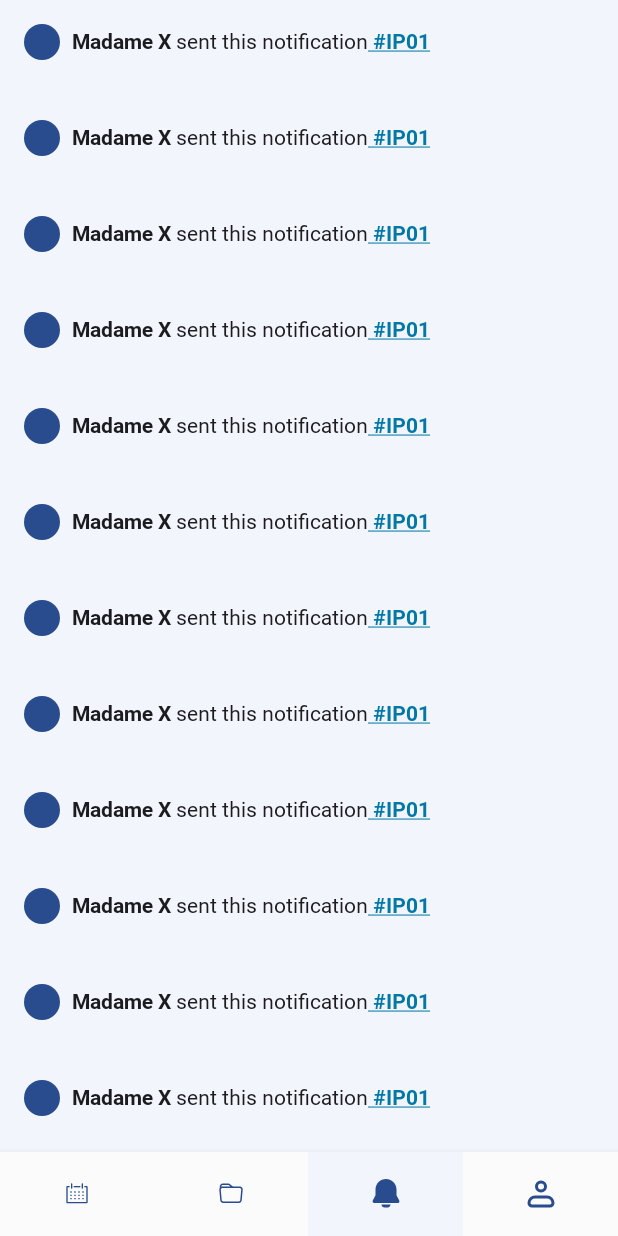
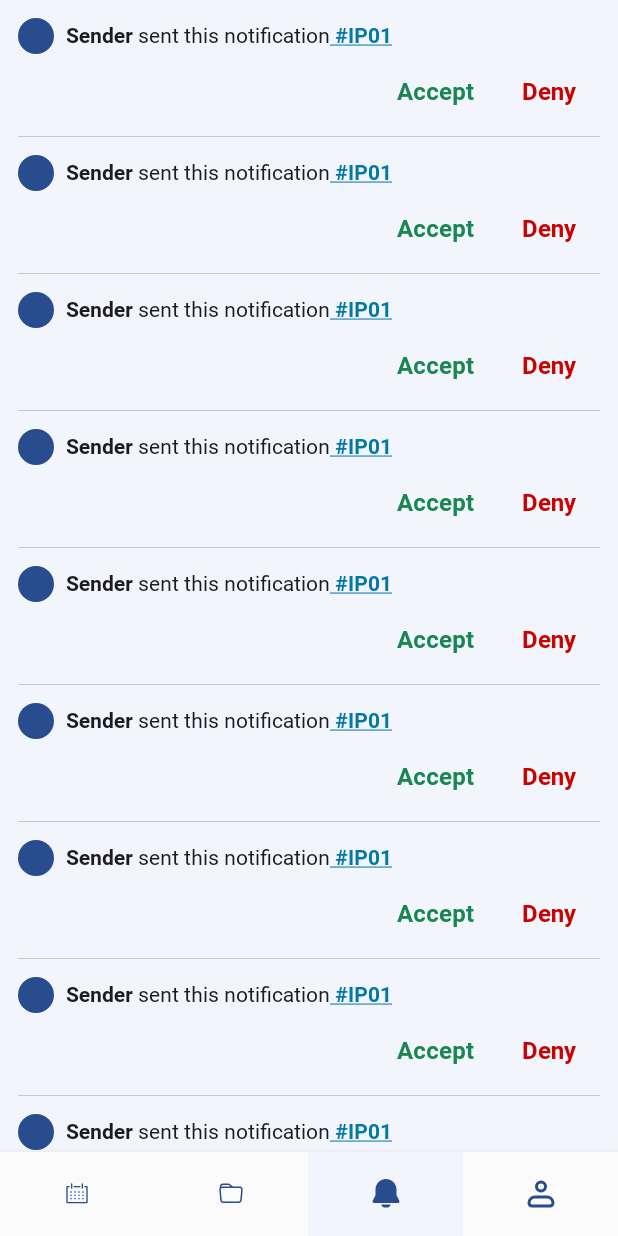
Before and after one commit to khiari-youssef/SesameStudentLife, an Android app built with Jetpack Compose: the HomeScreen screen opened through its navigation route, item 3 of the bottom bar chosen, on a phone screen of 412 x 824 dp. Run offline under Robolectric (Android 15) with nearby library versions, the phone set to English and light mode, and no system bars; our stand-ins replace Shimmer, constraintlayout-compose; Roboto replaces fonts that are not available here; 1 statement that could not run was skipped.

Commit message:
+ notifications design update

```diff
--- a/androidApp/src/main/java/tn/sesame/spm/android/ui/home/HomeScreen.kt
+++ b/androidApp/src/main/java/tn/sesame/spm/android/ui/home/HomeScreen.kt
@@ -40,6 +40,7 @@ import kotlinx.coroutines.launch
 import kotlinx.datetime.toLocalDateTime
 import org.koin.compose.koinInject
 import tn.sesame.designsystem.components.NavigationBarScreenTemplate
+import tn.sesame.designsystem.components.animations.shimmerEffect
 import tn.sesame.designsystem.components.bars.SesameBottomNavigationBar
 import tn.sesame.designsystem.components.bars.SesameBottomNavigationBarDefaults
 import tn.sesame.spm.android.R
--- a/androidApp/src/main/java/tn/sesame/spm/android/ui/notifications/NotificationItem.kt
+++ b/androidApp/src/main/java/tn/sesame/spm/android/ui/notifications/NotificationItem.kt
@@ -1,9 +1,13 @@
+import androidx.compose.foundation.Indication
+import androidx.compose.foundation.LocalIndication
 import androidx.compose.foundation.background
+import androidx.compose.foundation.clickable
 import androidx.compose.foundation.layout.Arrangement
 import androidx.compose.foundation.layout.Column
 import androidx.compose.foundation.layout.Row
 import androidx.compose.foundation.layout.fillMaxWidth
 import androidx.compose.foundation.layout.padding
+import androidx.compose.foundation.layout.wrapContentSize
 import androidx.compose.foundation.text.ClickableText
 import androidx.compose.material3.MaterialTheme
 import androidx.compose.material3.Text
@@ -14,26 +18,31 @@ import androidx.compose.ui.text.SpanStyle
 import androidx.compose.ui.text.TextStyle
 import androidx.compose.ui.text.buildAnnotatedString
 import androidx.compose.ui.text.font.FontWeight
+import androidx.compose.ui.text.style.TextAlign
 import androidx.compose.ui.text.style.TextDecoration
 import androidx.compose.ui.text.withStyle
 import androidx.compose.ui.tooling.preview.Preview
 import androidx.compose.ui.unit.dp
 import androidx.compose.ui.unit.sp
+import tn.sesame.designsystem.ErrorColor
 import tn.sesame.designsystem.SesameFontFamilies
+import tn.sesame.designsystem.SuccessColor
 import tn.sesame.spm.android.R
+import tn.sesame.spm.domain.entities.SesameProjectNotification
 
 
-@Preview
+
 @Composable
 fun NotificationItem(
-    modifier: Modifier = Modifier
+    modifier: Modifier = Modifier,
+    sesameProjectNotification : SesameProjectNotification
 ) {
  Column(
      modifier = modifier
          .background(
              color = MaterialTheme.colorScheme.surfaceVariant
          )
-         .padding(16.dp),
+         .padding(12.dp),
      horizontalAlignment = Alignment.Start,
      verticalArrangement = Arrangement.spacedBy(
          8.dp,Alignment.CenterVertically
@@ -44,7 +53,7 @@ fun NotificationItem(
              fontFamily = SesameFontFamilies.MainBoldFontFamily,
              fontWeight = FontWeight.W700
          )){
-             append("Madame X")
+             append(sesameProjectNotification.senderFullName)
          }
          append(" sent this notification")
          withStyle(SpanStyle(
@@ -64,7 +73,7 @@ fun NotificationItem(
          )
      ) {
        SesameCircleImageM(
-           uri = "",
+           uri = sesameProjectNotification.senderImage,
            placeholderRes = tn.sesame.designsystem.R.drawable.profile_placeholder ,
            errorRes = tn.sesame.designsystem.R.drawable.profile_placeholder
        )
@@ -83,14 +92,71 @@ fun NotificationItem(
            }
         )
      }
-     Row(
-         modifier = Modifier,
-         verticalAlignment = Alignment.CenterVertically,
-         horizontalArrangement = Arrangement.spacedBy(
-             8.dp,Alignment.CenterHorizontally
-         )
-     ) {
+     when (sesameProjectNotification){
+         is SesameProjectNotification.SesameProjectInfoNotification->{
 
+         }
+         is SesameProjectNotification.SesameProjectRequestNotification->{
+             Row(
+                 modifier = Modifier
+                     .fillMaxWidth()
+                     .padding(
+                         end = 8.dp
+                     ),
+                 verticalAlignment = Alignment.CenterVertically,
+                 horizontalArrangement = Arrangement.spacedBy(
+                     16.dp,Alignment.End
+                 )
+             ) {
+                 Text(
+                     modifier = Modifier
+                         .clickable{
+
+                         }
+                         .padding(8.dp)
+                         .wrapContentSize(),
+                     text = "Accept",
+                     style = TextStyle(
+                         fontSize = 16.sp,
+                         fontFamily = SesameFontFamilies.MainBoldFontFamily,
+                         fontWeight = FontWeight(700),
+                         color = SuccessColor,
+                         textAlign = TextAlign.End
+                     )
+                 )
+                 Text(
+                     modifier = Modifier
+                         .clickable {
+
+                         }
+                         .padding(8.dp)
+                         .wrapContentSize(),
+                     text = "Deny",
+                     style = TextStyle(
+                         fontSize = 16.sp,
+                         fontFamily = SesameFontFamilies.MainBoldFontFamily,
+                         fontWeight = FontWeight(700),
+                         color = ErrorColor,
+                         textAlign = TextAlign.End
+                     )
+                 )
+             }
+         }
+         is SesameProjectNotification.SesameProjectResponseNotification->{
+             Row(
+                 modifier = Modifier
+                     .padding(
+                         end = 8.dp
+                     ),
+                 verticalAlignment = Alignment.CenterVertically,
+                 horizontalArrangement = Arrangement.spacedBy(
+                     8.dp,Alignment.End
+                 )
+             ) {
+
+             }
+         }
      }
+
  }
 }
--- a/androidApp/src/main/java/tn/sesame/spm/android/ui/notifications/NotificationsScreen.kt
+++ b/androidApp/src/main/java/tn/sesame/spm/android/ui/notifications/NotificationsScreen.kt
@@ -1,7 +1,14 @@
+import androidx.compose.foundation.background
+import androidx.compose.foundation.layout.fillMaxWidth
+import androidx.compose.foundation.layout.padding
 import androidx.compose.foundation.lazy.LazyColumn
 import androidx.compose.foundation.lazy.rememberLazyListState
+import androidx.compose.material3.Divider
+import androidx.compose.material3.MaterialTheme
 import androidx.compose.runtime.Composable
 import androidx.compose.ui.Modifier
+import androidx.compose.ui.unit.dp
+import tn.sesame.spm.domain.entities.SesameProjectNotification
 
 @Composable
 fun NotificationsScreen(
@@ -9,11 +16,30 @@ fun NotificationsScreen(
 ) {
  val listState = rememberLazyListState()
 LazyColumn(
-    modifier = modifier,
+    modifier = modifier
+        .background(
+            color = MaterialTheme.colorScheme.surfaceVariant
+        ),
     state = listState
 ){
     items(20) {
-        NotificationItem()
+        NotificationItem(
+         sesameProjectNotification = SesameProjectNotification.SesameProjectRequestNotification(
+             "id",
+             "aa",
+             "Sender",
+             "aaa",
+             ""
+         )
+        )
+        Divider(
+            modifier = Modifier
+                .padding(
+                    horizontal = 12.dp
+                )
+                .fillMaxWidth(),
+            thickness = 0.5f.dp
+        )
     }
 }
 
--- /dev/null
+++ b/shared/src/commonMain/kotlin/tn/sesame/spm/domain/entities/SesameInfoNotification.kt
@@ -0,0 +1,54 @@
+package tn.sesame.spm.domain.entities
+
+sealed class SesameProjectNotification(
+    val id : String,
+    val senderID : String,
+    val senderImage : String,
+    val senderFullName : String,
+    val projectRef : String
+){
+     class SesameProjectRequestNotification(
+         senderID : String,
+         senderImage : String,
+         senderFullName : String,
+         projectRef : String,
+        val requestType : String
+    ) : SesameProjectNotification(
+        senderID,senderImage,senderImage, senderFullName, projectRef
+    ){
+        companion object{
+            const val ACTION_INVITATION_REQUEST : String = "a_invitation_req"
+            const val ACTION_JOIN_REQUEST : String = "a_join_req"
+            const val ACTION_SUPERVISION_REQUEST : String = "a_supervision_req"
+        }
+    }
+     class SesameProjectResponseNotification(
+         senderID : String,
+         senderImage : String,
+         senderFullName : String,
+         projectRef : String,
+        val action : String,
+        val isAccepted : Boolean
+    ): SesameProjectNotification(
+        senderID,senderImage,senderImage, senderFullName, projectRef
+    ) {
+        companion object{
+            const val RESPONSE_INVITATION : String = "response_invitation"
+            const val RESPONSE_JOIN : String = "response_join"
+            const val RESPONSE_SUPERVISION : String = "response_supervision"
+        }
+    }
+     class SesameProjectInfoNotification(
+         senderID : String,
+         senderImage : String,
+         senderFullName : String,
+         projectRef : String,
+        val infoType : String
+    ): SesameProjectNotification(
+         senderID,senderImage,senderImage, senderFullName, projectRef
+     ){
+        companion object{
+            const val ACTION_ASSIGNMENT : String = "a_assignment"
+        }
+    }
+}
```
